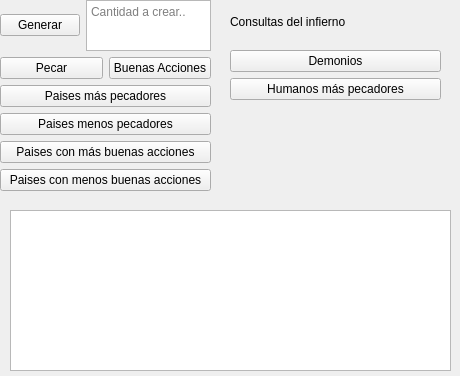
First picture: the form in progra2/worldwindow.ui, repository madri308/Heaven_vs_Hell, before the edit.
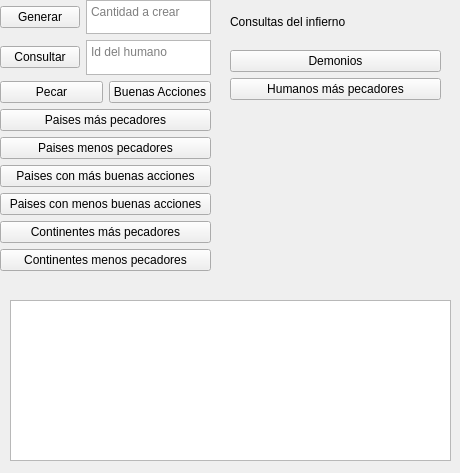
Second picture: the form after the edit. Icons and pictures are not drawn.

```diff
--- a/progra2/worldwindow.ui
+++ b/progra2/worldwindow.ui
@@ -7,7 +7,7 @@
     <x>0</x>
     <y>0</y>
     <width>460</width>
-    <height>376</height>
+    <height>473</height>
    </rect>
   </property>
   <property name="sizePolicy">
@@ -40,7 +40,7 @@
       <x>0</x>
       <y>0</y>
       <width>211</width>
-      <height>211</height>
+      <height>291</height>
      </rect>
     </property>
     <property name="minimumSize">
@@ -77,7 +77,40 @@
           </size>
          </property>
          <property name="placeholderText">
-          <string>Cantidad a crear..</string>
+          <string>Cantidad a crear</string>
+         </property>
+        </widget>
+       </item>
+      </layout>
+     </item>
+     <item>
+      <layout class="QHBoxLayout" name="horizontalLayout_2">
+       <item>
+        <widget class="QPushButton" name="ask">
+         <property name="text">
+          <string>Consultar</string>
+         </property>
+        </widget>
+       </item>
+       <item>
+        <widget class="QPlainTextEdit" name="id">
+         <property name="enabled">
+          <bool>true</bool>
+         </property>
+         <property name="sizePolicy">
+          <sizepolicy hsizetype="Minimum" vsizetype="Minimum">
+           <horstretch>0</horstretch>
+           <verstretch>0</verstretch>
+          </sizepolicy>
+         </property>
+         <property name="minimumSize">
+          <size>
+           <width>10</width>
+           <height>10</height>
+          </size>
+         </property>
+         <property name="placeholderText">
+          <string>Id del humano</string>
          </property>
         </widget>
        </item>
@@ -129,6 +162,20 @@
        </property>
       </widget>
      </item>
+     <item>
+      <widget class="QPushButton" name="CS">
+       <property name="text">
+        <string>Continentes más pecadores</string>
+       </property>
+      </widget>
+     </item>
+     <item>
+      <widget class="QPushButton" name="CGD">
+       <property name="text">
+        <string>Continentes menos pecadores</string>
+       </property>
+      </widget>
+     </item>
      <item>
       <widget class="QLabel" name="humansCount">
        <property name="text">
@@ -142,7 +189,7 @@
     <property name="geometry">
      <rect>
       <x>10</x>
-      <y>210</y>
+      <y>300</y>
       <width>441</width>
       <height>161</height>
      </rect>
```
